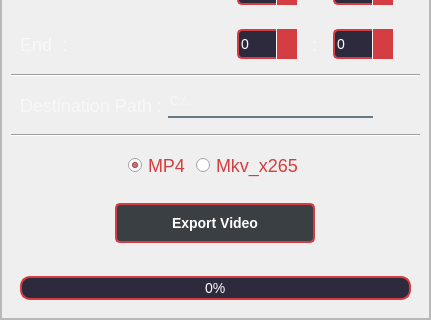
First picture: the form in Export/ExportUIiFiles/export.ui, repository amirhossein-mlkz/railProject_server, before the edit; both pictures show x 0 to 431 and y 238 to 558 of the 431 by 558 pixel window.
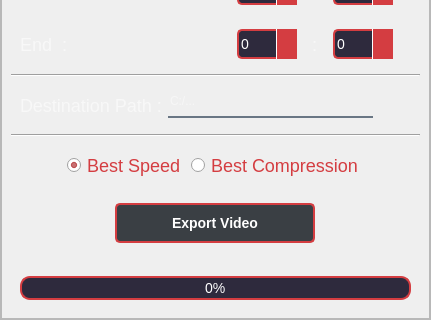
Second picture: the form after the edit. Icons and pictures are not drawn. Custom widgets are drawn as their Qt base class.

```diff
--- a/Export/ExportUIiFiles/export.ui
+++ b/Export/ExportUIiFiles/export.ui
@@ -1120,7 +1120,7 @@
                      <item>
                       <widget class="QRadioButton" name="radioButton_mp4">
                        <property name="text">
-                        <string>MP4</string>
+                        <string>Best Speed</string>
                        </property>
                        <property name="checked">
                         <bool>true</bool>
@@ -1130,7 +1130,7 @@
                      <item>
                       <widget class="QRadioButton" name="radioButton_mkv">
                        <property name="text">
-                        <string>Mkv_x265</string>
+                        <string>Best Compression</string>
                        </property>
                        <property name="checked">
                         <bool>false</bool>
```
Left out of the diff: 4 changed lines with no effect on the pictures.
